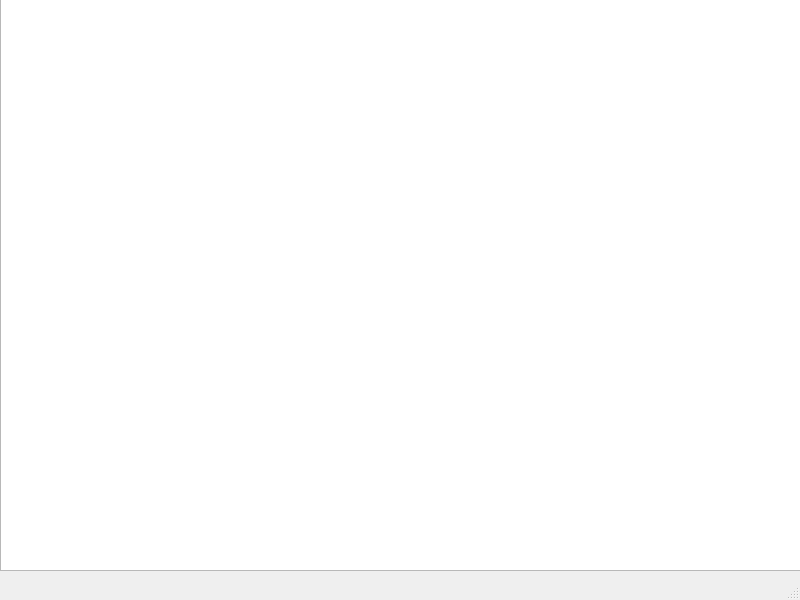
Before: the Qt Designer form Invincible/mainwindow.ui in Andresdgr/Proyecto-Final, drawn with Qt 5.
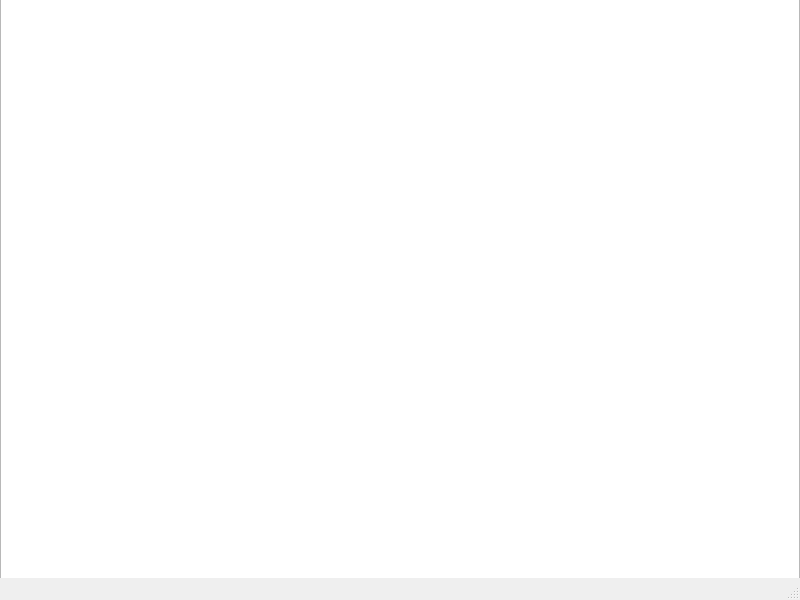
After: the same form once the commit is applied.

```diff
--- a/Invincible/mainwindow.ui
+++ b/Invincible/mainwindow.ui
@@ -18,9 +18,9 @@
     <property name="geometry">
      <rect>
       <x>0</x>
-      <y>-30</y>
-      <width>801</width>
-      <height>601</height>
+      <y>-20</y>
+      <width>800</width>
+      <height>600</height>
      </rect>
     </property>
    </widget>
```
